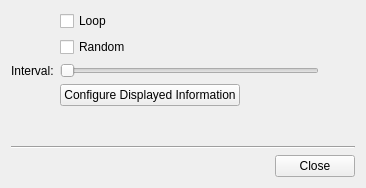
Above: app/fullscreenconfigdialog.ui from KDE/gwenview before the change. Below: the same form after it.
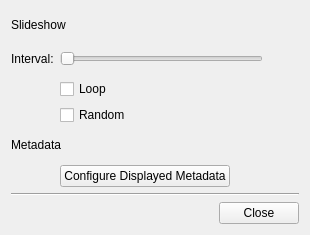
That is the form after the change.

Commit message: Introduced title labels.

The edit to the form file:
```diff
--- a/app/fullscreenconfigdialog.ui
+++ b/app/fullscreenconfigdialog.ui
@@ -5,38 +5,29 @@
    <rect>
     <x>0</x>
     <y>0</y>
-    <width>366</width>
-    <height>188</height>
+    <width>310</width>
+    <height>235</height>
    </rect>
   </property>
-  <layout class="QVBoxLayout" name="verticalLayout" >
-   <item>
-    <layout class="QFormLayout" name="formLayout" >
-     <property name="fieldGrowthPolicy" >
-      <enum>QFormLayout::ExpandingFieldsGrow</enum>
-     </property>
-     <item row="0" column="1" >
-      <widget class="QCheckBox" name="mSlideShowLoopCheckBox" >
+  <layout class="QGridLayout" name="gridLayout" >
+   <item row="0" column="0" colspan="2" >
+    <widget class="QLabel" name="mSlideShowTitle" >
        <property name="text" >
-        <string>Loop</string>
-       </property>
-      </widget>
-     </item>
-     <item row="1" column="1" >
-      <widget class="QCheckBox" name="mSlideShowRandomCheckBox" >
-       <property name="text" >
-        <string>Random</string>
+      <string>Slideshow</string>
+     </property>
+     <property name="isTitle" stdset="0" >
+      <bool>true</bool>
        </property>
       </widget>
      </item>
-     <item row="2" column="0" >
+   <item row="1" column="0" >
       <widget class="QLabel" name="label" >
        <property name="text" >
         <string>Interval:</string>
        </property>
       </widget>
      </item>
-     <item row="2" column="1" >
+   <item row="1" column="1" >
       <layout class="QHBoxLayout" name="horizontalLayout" >
        <item>
         <widget class="QSlider" name="mSlideShowIntervalSlider" >
@@ -72,23 +63,62 @@
        </item>
       </layout>
      </item>
+   <item row="2" column="1" >
+    <widget class="QCheckBox" name="mSlideShowLoopCheckBox" >
+     <property name="text" >
+      <string>Loop</string>
+     </property>
+    </widget>
+   </item>
      <item row="3" column="1" >
+    <widget class="QCheckBox" name="mSlideShowRandomCheckBox" >
+     <property name="text" >
+      <string>Random</string>
+     </property>
+    </widget>
+   </item>
+   <item row="4" column="0" colspan="2" >
+    <widget class="QLabel" name="mMetaDataTitle" >
+     <property name="text" >
+      <string>Metadata</string>
+     </property>
+     <property name="isTitle" stdset="0" >
+      <bool>true</bool>
+     </property>
+    </widget>
+   </item>
+   <item row="5" column="1" >
+    <layout class="QHBoxLayout" name="horizontalLayout_3" >
+     <item>
       <widget class="QPushButton" name="mConfigureDisplayedInformationButton" >
        <property name="text" >
-        <string>Configure Displayed Information</string>
+        <string>Configure Displayed Metadata</string>
        </property>
       </widget>
      </item>
-    </layout>
-   </item>
    <item>
+      <spacer name="horizontalSpacer_2" >
+       <property name="orientation" >
+        <enum>Qt::Horizontal</enum>
+       </property>
+       <property name="sizeHint" stdset="0" >
+        <size>
+         <width>40</width>
+         <height>20</height>
+        </size>
+       </property>
+      </spacer>
+     </item>
+    </layout>
+   </item>
+   <item row="6" column="0" colspan="2" >
     <widget class="Line" name="line" >
      <property name="orientation" >
       <enum>Qt::Horizontal</enum>
      </property>
     </widget>
    </item>
-   <item>
+   <item row="7" column="0" colspan="2" >
     <layout class="QHBoxLayout" name="horizontalLayout_2" >
      <item>
       <spacer name="horizontalSpacer" >
```
Left out of the diff: 1 changed line with no effect on the pictures. Lines whose indentation alone changed are shown as unchanged. The commit also changes 1 other file.
